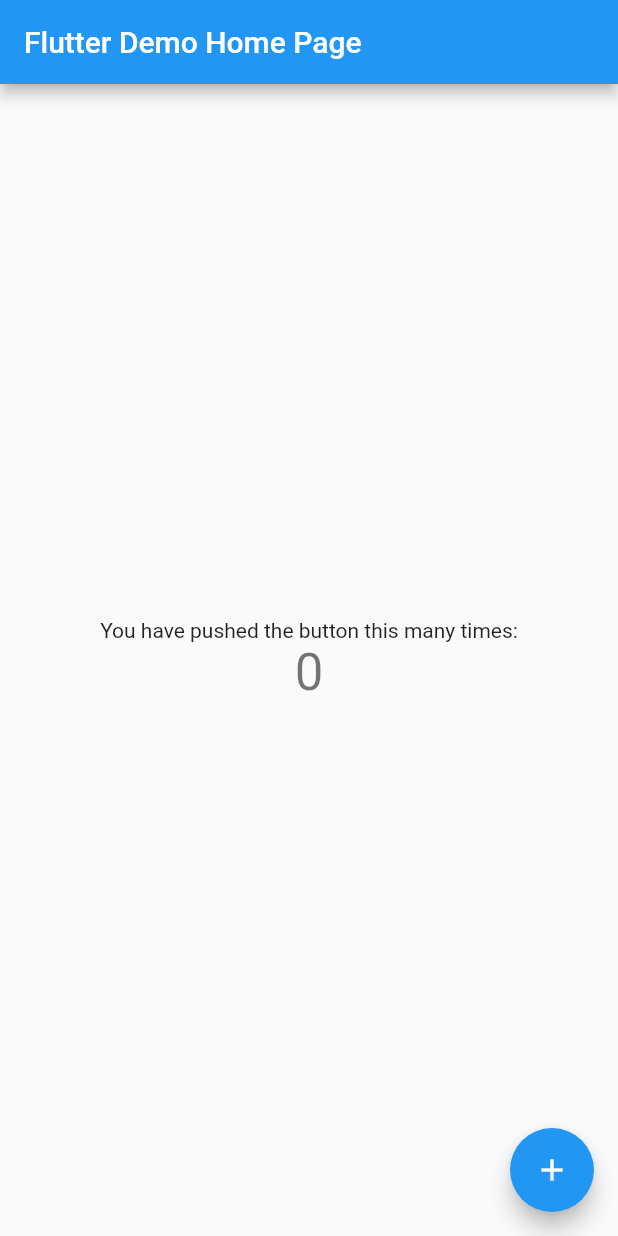
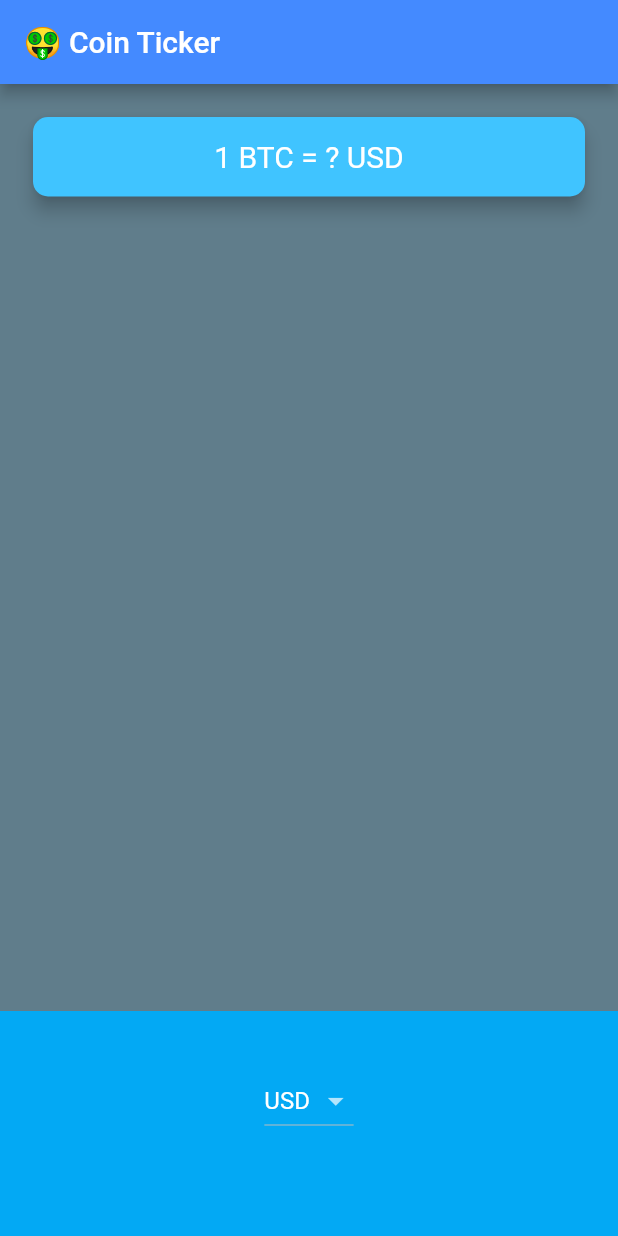
Before and after one commit to patelprashant/flutter_crypto_ticker, a Flutter app: the screen it shows after launch, on a phone screen of 412 x 824 dp. Run offline on Flutter 3.47's test engine with Material 2 defaults, Android fonts, the phone set to English and light mode, and no system bars.

Commit message:
Added price screen with currency Dropdown List.

```diff
--- /dev/null
+++ b/lib/coin_data.dart
@@ -0,0 +1,31 @@
+const List<String> currenciesList = [
+  'AUD',
+  'BRL',
+  'CAD',
+  'CNY',
+  'EUR',
+  'GBP',
+  'HKD',
+  'IDR',
+  'ILS',
+  'INR',
+  'JPY',
+  'MXN',
+  'NOK',
+  'NZD',
+  'PLN',
+  'RON',
+  'RUB',
+  'SEK',
+  'SGD',
+  'USD',
+  'ZAR'
+];
+
+const List<String> cryptoList = [
+  'BTC',
+  'ETH',
+  'LTC',
+];
+
+class CoinData {}
--- a/lib/main.dart
+++ b/lib/main.dart
@@ -1,111 +1,17 @@
 import 'package:flutter/material.dart';
+
+import 'price_screen.dart';
 
 void main() => runApp(MyApp());
 
 class MyApp extends StatelessWidget {
-  // This widget is the root of your application.
   @override
   Widget build(BuildContext context) {
     return MaterialApp(
-      title: 'Flutter Demo',
-      theme: ThemeData(
-        // This is the theme of your application.
-        //
-        // Try running your application with "flutter run". You'll see the
-        // application has a blue toolbar. Then, without quitting the app, try
-        // changing the primarySwatch below to Colors.green and then invoke
-        // "hot reload" (press "r" in the console where you ran "flutter run",
-        // or simply save your changes to "hot reload" in a Flutter IDE).
-        // Notice that the counter didn't reset back to zero; the application
-        // is not restarted.
-        primarySwatch: Colors.blue,
-      ),
-      home: MyHomePage(title: 'Flutter Demo Home Page'),
+      theme: ThemeData.dark().copyWith(
+          primaryColor: Colors.blueAccent,
+          scaffoldBackgroundColor: Colors.blueGrey),
+      home: PriceScreen(),
     );
   }
 }
-
-class MyHomePage extends StatefulWidget {
-  MyHomePage({Key key, this.title}) : super(key: key);
-
-  // This widget is the home page of your application. It is stateful, meaning
-  // that it has a State object (defined below) that contains fields that affect
-  // how it looks.
-
-  // This class is the configuration for the state. It holds the values (in this
-  // case the title) provided by the parent (in this case the App widget) and
-  // used by the build method of the State. Fields in a Widget subclass are
-  // always marked "final".
-
-  final String title;
-
-  @override
-  _MyHomePageState createState() => _MyHomePageState();
-}
-
-class _MyHomePageState extends State<MyHomePage> {
-  int _counter = 0;
-
-  void _incrementCounter() {
-    setState(() {
-      // This call to setState tells the Flutter framework that something has
-      // changed in this State, which causes it to rerun the build method below
-      // so that the display can reflect the updated values. If we changed
-      // _counter without calling setState(), then the build method would not be
-      // called again, and so nothing would appear to happen.
-      _counter++;
-    });
-  }
-
-  @override
-  Widget build(BuildContext context) {
-    // This method is rerun every time setState is called, for instance as done
-    // by the _incrementCounter method above.
-    //
-    // The Flutter framework has been optimized to make rerunning build methods
-    // fast, so that you can just rebuild anything that needs updating rather
-    // than having to individually change instances of widgets.
-    return Scaffold(
-      appBar: AppBar(
-        // Here we take the value from the MyHomePage object that was created by
-        // the App.build method, and use it to set our appbar title.
-        title: Text(widget.title),
-      ),
-      body: Center(
-        // Center is a layout widget. It takes a single child and positions it
-        // in the middle of the parent.
-        child: Column(
-          // Column is also layout widget. It takes a list of children and
-          // arranges them vertically. By default, it sizes itself to fit its
-          // children horizontally, and tries to be as tall as its parent.
-          //
-          // Invoke "debug painting" (press "p" in the console, choose the
-          // "Toggle Debug Paint" action from the Flutter Inspector in Android
-          // Studio, or the "Toggle Debug Paint" command in Visual Studio Code)
-          // to see the wireframe for each widget.
-          //
-          // Column has various properties to control how it sizes itself and
-          // how it positions its children. Here we use mainAxisAlignment to
-          // center the children vertically; the main axis here is the vertical
-          // axis because Columns are vertical (the cross axis would be
-          // horizontal).
-          mainAxisAlignment: MainAxisAlignment.center,
-          children: <Widget>[
-            Text(
-              'You have pushed the button this many times:',
-            ),
-            Text(
-              '$_counter',
-              style: Theme.of(context).textTheme.display1,
-            ),
-          ],
-        ),
-      ),
-      floatingActionButton: FloatingActionButton(
-        onPressed: _incrementCounter,
-        tooltip: 'Increment',
-        child: Icon(Icons.add),
-      ), // This trailing comma makes auto-formatting nicer for build methods.
-    );
-  }
-}
--- /dev/null
+++ b/lib/price_screen.dart
@@ -0,0 +1,73 @@
+import 'package:flutter/material.dart';
+
+import 'coin_data.dart';
+
+class PriceScreen extends StatefulWidget {
+  @override
+  _PriceScreenState createState() => _PriceScreenState();
+}
+
+class _PriceScreenState extends State<PriceScreen> {
+  @override
+  Widget build(BuildContext context) {
+    var selectedItem = 'USD';
+    return Scaffold(
+      appBar: AppBar(
+        title: Text('🤑 Coin Ticker'),
+      ),
+      body: Column(
+        mainAxisAlignment: MainAxisAlignment.spaceBetween,
+        crossAxisAlignment: CrossAxisAlignment.stretch,
+        children: <Widget>[
+          Padding(
+            padding: EdgeInsets.fromLTRB(18.0, 18.0, 18.0, 0),
+            child: Card(
+              color: Colors.lightBlueAccent,
+              elevation: 5.0,
+              shape: RoundedRectangleBorder(
+                borderRadius: BorderRadius.circular(10.0),
+              ),
+              child: Padding(
+                padding: EdgeInsets.symmetric(vertical: 15.0, horizontal: 28.0),
+                child: Text(
+                  '1 BTC = ? USD',
+                  textAlign: TextAlign.center,
+                  style: TextStyle(
+                    fontSize: 20.0,
+                    color: Colors.white,
+                  ),
+                ),
+              ),
+            ),
+          ),
+          Container(
+            height: 150.0,
+            alignment: Alignment.center,
+            padding: EdgeInsets.only(bottom: 30.0),
+            color: Colors.lightBlue,
+            child: DropdownButton(
+                value: selectedItem,
+                items: getDropdownItems(),
+                onChanged: (val) {
+                  setState(() {
+                    selectedItem = val;
+                  });
+                }),
+          ),
+        ],
+      ),
+    );
+  }
+
+  List<DropdownMenuItem> getDropdownItems() {
+    List<DropdownMenuItem<String>> ddItems = [];
+    for (String currency in currenciesList) {
+      var ddItem = DropdownMenuItem(
+        child: Text(currency),
+        value: currency,
+      );
+      ddItems.add(ddItem);
+    }
+    return ddItems;
+  }
+}
```
